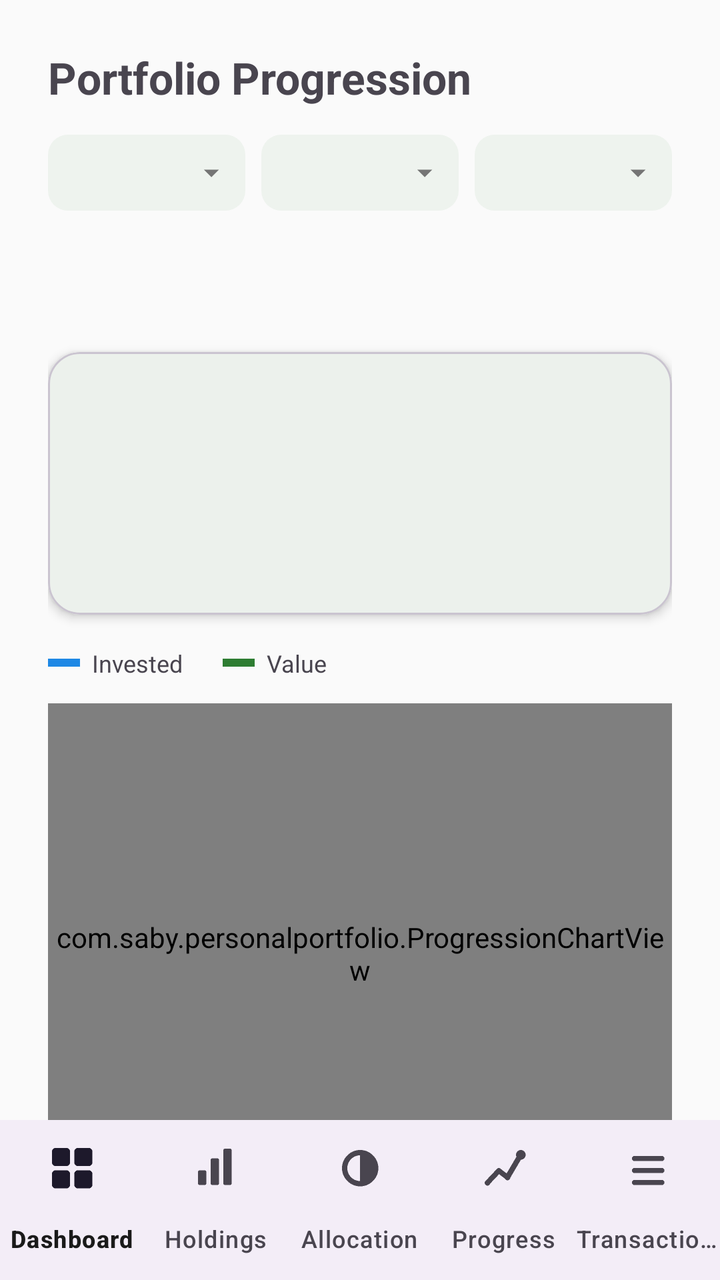
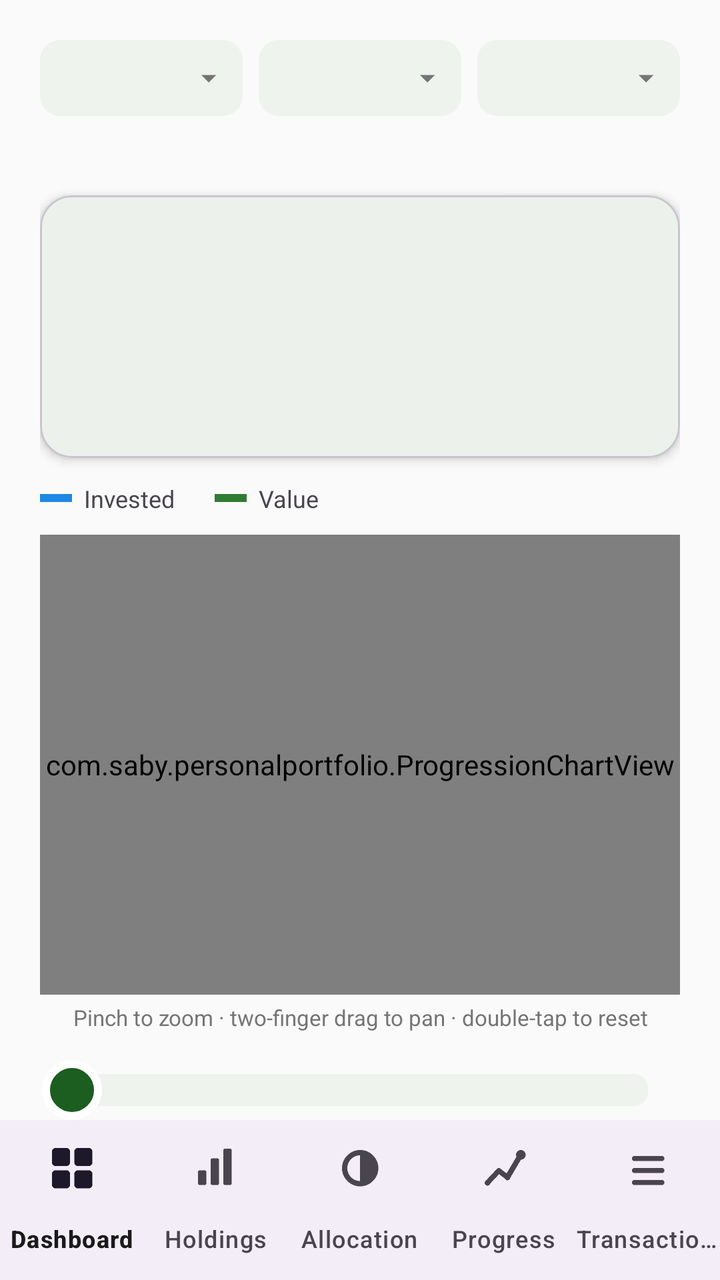

An Android layout rendered at two revisions. The XML below is the earlier revision; the diff shows what the commit changed to produce the second picture.
<!-- AndroidManifest.xml: application theme Theme.PersonalPortfolio -->
<!-- res/layout/activity_progression.xml -->
<?xml version="1.0" encoding="utf-8"?>
<LinearLayout xmlns:android="http://schemas.android.com/apk/res/android"
    xmlns:app="http://schemas.android.com/apk/res-auto"
    android:layout_width="match_parent"
    android:layout_height="match_parent"
    android:orientation="vertical">

    <androidx.core.widget.NestedScrollView
        android:layout_width="match_parent"
        android:layout_height="0dp"
        android:layout_weight="1"
        android:fillViewport="true">

        <LinearLayout
            android:layout_width="match_parent"
            android:layout_height="wrap_content"
            android:orientation="vertical"
            android:padding="24dp">

            <TextView
                android:layout_width="match_parent"
                android:layout_height="wrap_content"
                android:text="Portfolio Progression"
                android:textSize="22sp"
                android:textStyle="bold" />

            
            <LinearLayout
                android:layout_width="match_parent"
                android:layout_height="wrap_content"
                android:orientation="horizontal"
                android:layout_marginTop="14dp">

                <TextView
                    android:id="@+id/progressionMemberTab"
                    style="@style/ProgressionDropdownTab"
                    android:layout_width="0dp"
                    android:layout_weight="1" />

                <TextView
                    android:id="@+id/progressionAxisTab"
                    style="@style/ProgressionDropdownTab"
                    android:layout_width="0dp"
                    android:layout_weight="1"
                    android:layout_marginStart="8dp" />

                <TextView
                    android:id="@+id/progressionCurrencyTab"
                    style="@style/ProgressionDropdownTab"
                    android:layout_width="0dp"
                    android:layout_weight="1"
                    android:layout_marginStart="8dp" />

            </LinearLayout>

            <TextView
                android:id="@+id/progressionStatusText"
                android:layout_width="match_parent"
                android:layout_height="wrap_content"
                android:layout_marginTop="14dp"
                android:textSize="14sp" />

            
            <TextView
                android:id="@+id/progressionSpanText"
                android:layout_width="match_parent"
                android:layout_height="wrap_content"
                android:layout_marginTop="4dp"
                android:textSize="13sp"
                android:textStyle="bold"
                android:textColor="?attr/colorPrimary" />

            
            <include
                android:id="@+id/progressionStatsCard"
                layout="@layout/include_stats_card"
                android:layout_width="match_parent"
                android:layout_height="wrap_content"
                android:layout_marginTop="16dp" />

            
            <LinearLayout
                android:layout_width="match_parent"
                android:layout_height="wrap_content"
                android:layout_marginTop="16dp"
                android:orientation="horizontal"
                android:gravity="center_vertical">

                <View
                    android:layout_width="16dp"
                    android:layout_height="4dp"
                    android:background="@color/colorProgressionInvested" />

                <TextView
                    android:layout_width="wrap_content"
                    android:layout_height="wrap_content"
                    android:layout_marginStart="6dp"
                    android:text="Invested"
                    android:textSize="12sp" />

                <View
                    android:layout_width="16dp"
                    android:layout_height="4dp"
                    android:layout_marginStart="20dp"
                    android:background="@color/colorGain" />

                <TextView
                    android:layout_width="wrap_content"
                    android:layout_height="wrap_content"
                    android:layout_marginStart="6dp"
                    android:text="Value"
                    android:textSize="12sp" />

                <TextView
                    android:id="@+id/progressionResetZoomButton"
                    android:layout_width="0dp"
                    android:layout_height="wrap_content"
                    android:layout_weight="1"
                    android:gravity="end"
                    android:text="Reset zoom ↺"
                    android:textSize="12sp"
                    android:textStyle="bold"
                    android:textColor="?attr/colorPrimary"
                    android:padding="4dp"
                    android:visibility="gone"
                    android:background="?attr/selectableItemBackground" />

            </LinearLayout>

            <com.saby.personalportfolio.ProgressionChartView
                android:id="@+id/progressionChart"
                android:layout_width="match_parent"
                android:layout_height="250dp"
                android:layout_marginTop="12dp" />

            <TextView
                android:layout_width="match_parent"
                android:layout_height="wrap_content"
                android:layout_marginTop="4dp"
                android:text="Pinch to zoom, drag with two fingers to pan · double-tap to reset"
                android:textSize="11sp"
                android:gravity="center"
                android:textColor="@color/colorNeutral" />

            
            <SeekBar
                android:id="@+id/progressionSeekBar"
                android:layout_width="match_parent"
                android:layout_height="wrap_content"
                android:layout_marginTop="8dp"
                android:paddingTop="12dp"
                android:paddingBottom="12dp"
                android:progressDrawable="@drawable/progression_seekbar_track"
                android:thumb="@drawable/progression_seekbar_thumb"
                android:splitTrack="false" />

        </LinearLayout>

    </androidx.core.widget.NestedScrollView>

    <com.google.android.material.bottomnavigation.BottomNavigationView
        android:id="@+id/bottomNav"
        android:layout_width="match_parent"
        android:layout_height="wrap_content"
        app:menu="@menu/bottom_nav_menu"
        app:labelVisibilityMode="labeled" />

</LinearLayout>
<!-- res/layout/include_stats_card.xml (included above) -->
<?xml version="1.0" encoding="utf-8"?>
<com.google.android.material.card.MaterialCardView xmlns:android="http://schemas.android.com/apk/res/android"
    xmlns:app="http://schemas.android.com/apk/res-auto"
    android:layout_width="match_parent"
    android:layout_height="wrap_content"
    app:cardCornerRadius="16dp"
    app:cardElevation="3dp">

    <LinearLayout
        android:layout_width="match_parent"
        android:layout_height="wrap_content"
        android:orientation="vertical"
        android:padding="20dp">

        <TextView
            android:id="@+id/statsCardDate"
            android:layout_width="match_parent"
            android:layout_height="wrap_content"
            android:textSize="14sp"
            android:textColor="@color/colorNeutral"
            android:textStyle="bold"
            android:visibility="gone" />

        <TextView
            android:id="@+id/statsCardValue"
            android:layout_width="match_parent"
            android:layout_height="wrap_content"
            android:layout_marginTop="4dp"
            android:textSize="28sp"
            android:textStyle="bold" />

        <TextView
            android:id="@+id/statsCardGain"
            android:layout_width="match_parent"
            android:layout_height="wrap_content"
            android:layout_marginTop="8dp"
            android:textSize="15sp"
            android:textStyle="bold" />

        <TextView
            android:id="@+id/statsCardInvested"
            android:layout_width="match_parent"
            android:layout_height="wrap_content"
            android:layout_marginTop="12dp"
            android:textSize="13sp"
            android:textColor="@color/colorNeutral"
            android:visibility="gone" />

        <TextView
            android:id="@+id/statsCardXirr"
            android:layout_width="match_parent"
            android:layout_height="wrap_content"
            android:layout_marginTop="4dp"
            android:textSize="13sp"
            android:textColor="@color/colorNeutral" />

        <TextView
            android:id="@+id/statsCardCount"
            android:layout_width="match_parent"
            android:layout_height="wrap_content"
            android:layout_marginTop="10dp"
            android:textSize="12sp"
            android:textColor="@color/colorNeutral"
            android:visibility="gone" />

    </LinearLayout>

</com.google.android.material.card.MaterialCardView>
<!-- resources referenced by this layout -->
<resources>
  <color name="colorGain">#2E7D32</color>
  <color name="colorNeutral">#757575</color>
  <color name="colorProgressionInvested">#1E88E5</color>
  <!-- drawable progression_seekbar_thumb (drawable) -->
  <?xml version="1.0" encoding="utf-8"?>
  <shape xmlns:android="http://schemas.android.com/apk/res/android"
      android:shape="oval">
      <solid android:color="@color/colorPrimary" />
      <size android:width="30dp" android:height="30dp" />
      <stroke android:width="4dp" android:color="@color/colorSurface" />
  </shape>
  <!-- drawable progression_seekbar_track (drawable) -->
  <?xml version="1.0" encoding="utf-8"?>
  <layer-list xmlns:android="http://schemas.android.com/apk/res/android">
      <item android:id="@android:id/background">
          <shape android:shape="rectangle">
              <corners android:radius="7dp" />
              <solid android:color="@color/colorSurfaceVariant" />
              <size android:height="14dp" />
          </shape>
      </item>
      <item android:id="@android:id/progress">
          <clip>
              <shape android:shape="rectangle">
                  <corners android:radius="7dp" />
                  <solid android:color="@color/colorPrimary" />
                  <size android:height="14dp" />
              </shape>
          </clip>
      </item>
  </layer-list>
  <style name="Theme.PersonalPortfolio" parent="Theme.Material3.DayNight.NoActionBar">
          <item name="colorPrimary">@color/colorPrimary</item>
          <item name="colorPrimaryVariant">@color/colorPrimaryVariant</item>
          <item name="colorOnPrimary">@color/colorOnPrimary</item>
  
          <item name="colorSecondary">@color/colorSecondary</item>
          <item name="colorOnSecondary">@color/colorOnSecondary</item>
  
          <item name="android:colorBackground">@color/colorBackground</item>
          <item name="colorOnBackground">@color/colorOnBackground</item>
  
          <item name="colorSurface">@color/colorSurface</item>
          <item name="colorOnSurface">@color/colorOnSurface</item>
  
          <item name="android:statusBarColor">@color/colorPrimaryVariant</item>
      </style>
  <color name="colorPrimary">#1B5E20</color>
  <color name="colorSurface">#FFFFFF</color>
  <color name="colorSurfaceVariant">#EEF3EE</color>
  <!-- drawable dropdown_tab_background (drawable) -->
  <?xml version="1.0" encoding="utf-8"?>
  <shape xmlns:android="http://schemas.android.com/apk/res/android"
      android:shape="rectangle">
      <solid android:color="@color/colorSurfaceVariant" />
      <corners android:radius="10dp" />
  </shape>
  <color name="colorOnSurface">#1A1A1A</color>
  <!-- drawable ic_dropdown_caret (drawable) -->
  <vector xmlns:android="http://schemas.android.com/apk/res/android"
      android:width="18dp"
      android:height="18dp"
      android:viewportWidth="24"
      android:viewportHeight="24">
      <path
          android:fillColor="#757575"
          android:pathData="M7,10l5,5 5,-5z" />
  </vector>
  <color name="colorPrimaryVariant">#0D3B12</color>
  <color name="colorOnPrimary">#FFFFFF</color>
  <color name="colorSecondary">#00897B</color>
  <color name="colorOnSecondary">#FFFFFF</color>
  <color name="colorBackground">#FAFAFA</color>
  <color name="colorOnBackground">#1A1A1A</color>
  <!-- unchanged entries left out for length: 1 -->
</resources>

<!-- the commit's change to res/layout/activity_progression.xml (unified diff, before → after) -->
@@ -15,21 +15,13 @@
             android:layout_width="match_parent"
             android:layout_height="wrap_content"
             android:orientation="vertical"
-            android:padding="24dp">
-
-            <TextView
-                android:layout_width="match_parent"
-                android:layout_height="wrap_content"
-                android:text="Portfolio Progression"
-                android:textSize="22sp"
-                android:textStyle="bold" />
+            android:padding="20dp">
 
             
             <LinearLayout
                 android:layout_width="match_parent"
                 android:layout_height="wrap_content"
-                android:orientation="horizontal"
-                android:layout_marginTop="14dp">
+                android:orientation="horizontal">
 
                 <TextView
                     android:id="@+id/progressionMemberTab"
@@ -57,18 +49,9 @@
                 android:id="@+id/progressionStatusText"
                 android:layout_width="match_parent"
                 android:layout_height="wrap_content"
-                android:layout_marginTop="14dp"
-                android:textSize="14sp" />
-
-            
-            <TextView
-                android:id="@+id/progressionSpanText"
-                android:layout_width="match_parent"
-                android:layout_height="wrap_content"
-                android:layout_marginTop="4dp"
+                android:layout_marginTop="10dp"
                 android:textSize="13sp"
-                android:textStyle="bold"
-                android:textColor="?attr/colorPrimary" />
+                android:textColor="@color/colorNeutral" />
 
             
             <include
@@ -76,13 +59,13 @@
                 layout="@layout/include_stats_card"
                 android:layout_width="match_parent"
                 android:layout_height="wrap_content"
-                android:layout_marginTop="16dp" />
+                android:layout_marginTop="12dp" />
 
             
             <LinearLayout
                 android:layout_width="match_parent"
                 android:layout_height="wrap_content"
-                android:layout_marginTop="16dp"
+                android:layout_marginTop="12dp"
                 android:orientation="horizontal"
                 android:gravity="center_vertical">
 
@@ -130,14 +113,14 @@
             <com.saby.personalportfolio.ProgressionChartView
                 android:id="@+id/progressionChart"
                 android:layout_width="match_parent"
-                android:layout_height="250dp"
-                android:layout_marginTop="12dp" />
+                android:layout_height="230dp"
+                android:layout_marginTop="10dp" />
 
             <TextView
                 android:layout_width="match_parent"
                 android:layout_height="wrap_content"
                 android:layout_marginTop="4dp"
-                android:text="Pinch to zoom, drag with two fingers to pan · double-tap to reset"
+                android:text="Pinch to zoom · two-finger drag to pan · double-tap to reset"
                 android:textSize="11sp"
                 android:gravity="center"
                 android:textColor="@color/colorNeutral" />
@@ -147,9 +130,9 @@
                 android:id="@+id/progressionSeekBar"
                 android:layout_width="match_parent"
                 android:layout_height="wrap_content"
-                android:layout_marginTop="8dp"
-                android:paddingTop="12dp"
-                android:paddingBottom="12dp"
+                android:layout_marginTop="4dp"
+                android:paddingTop="10dp"
+                android:paddingBottom="10dp"
                 android:progressDrawable="@drawable/progression_seekbar_track"
                 android:thumb="@drawable/progression_seekbar_thumb"
                 android:splitTrack="false" />
